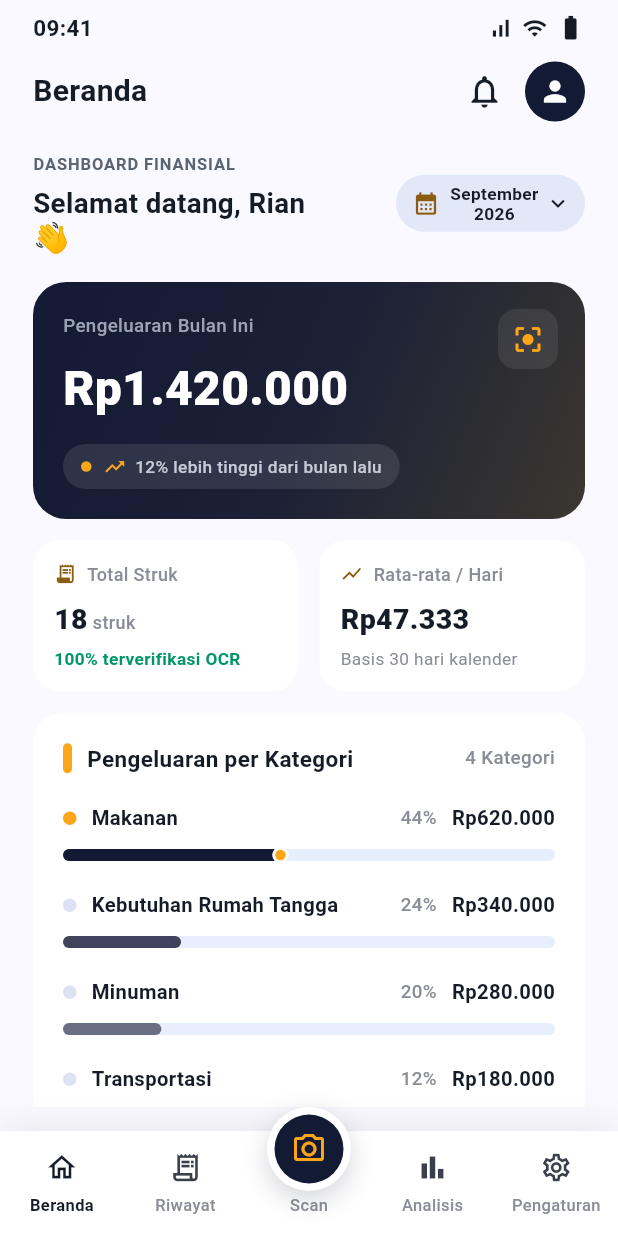
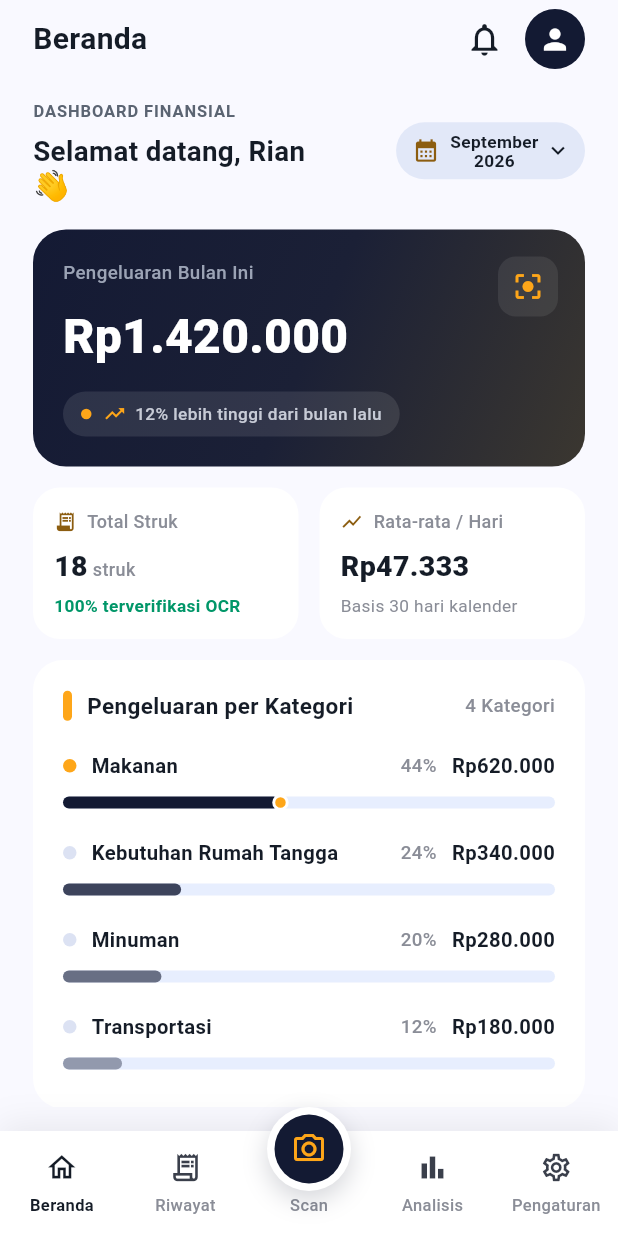
Before and after one commit to Aldiss1/PBL_SmartReceipt, a Flutter app: the screen it shows after launch, on a phone screen of 412 x 824 dp. Run offline on Flutter 3.47's test engine with Material 3 defaults, Android fonts, the phone set to English and light mode, and no system bars.

Commit message:
feat: fix design ui

```diff
--- a/smart_receipt/lib/app_widgets.dart
+++ b/smart_receipt/lib/app_widgets.dart
@@ -5,32 +5,14 @@ import 'models.dart';
 
 /// iOS-style status bar used across every screen for visual consistency.
 class AppStatusBar extends StatelessWidget {
-  const AppStatusBar({super.key, this.time = '09:41'});
+  const AppStatusBar({super.key, this.time = ''});
 
   final String time;
 
   @override
   Widget build(BuildContext context) {
     return Padding(
-      padding: const EdgeInsets.fromLTRB(22, 8, 22, 6),
-      child: Row(
-        children: <Widget>[
-          Text(
-            time,
-            style: const TextStyle(
-              fontSize: 15,
-              fontWeight: FontWeight.w700,
-              color: AppColors.textDark,
-            ),
-          ),
-          const Spacer(),
-          const Icon(Icons.signal_cellular_alt, size: 17, color: AppColors.textDark),
-          const SizedBox(width: 6),
-          const Icon(Icons.wifi, size: 17, color: AppColors.textDark),
-          const SizedBox(width: 6),
-          const Icon(Icons.battery_full, size: 19, color: AppColors.textDark),
-        ],
-      ),
+      padding: const EdgeInsets.fromLTRB(0, 0, 0, 0),
     );
   }
 }
```
